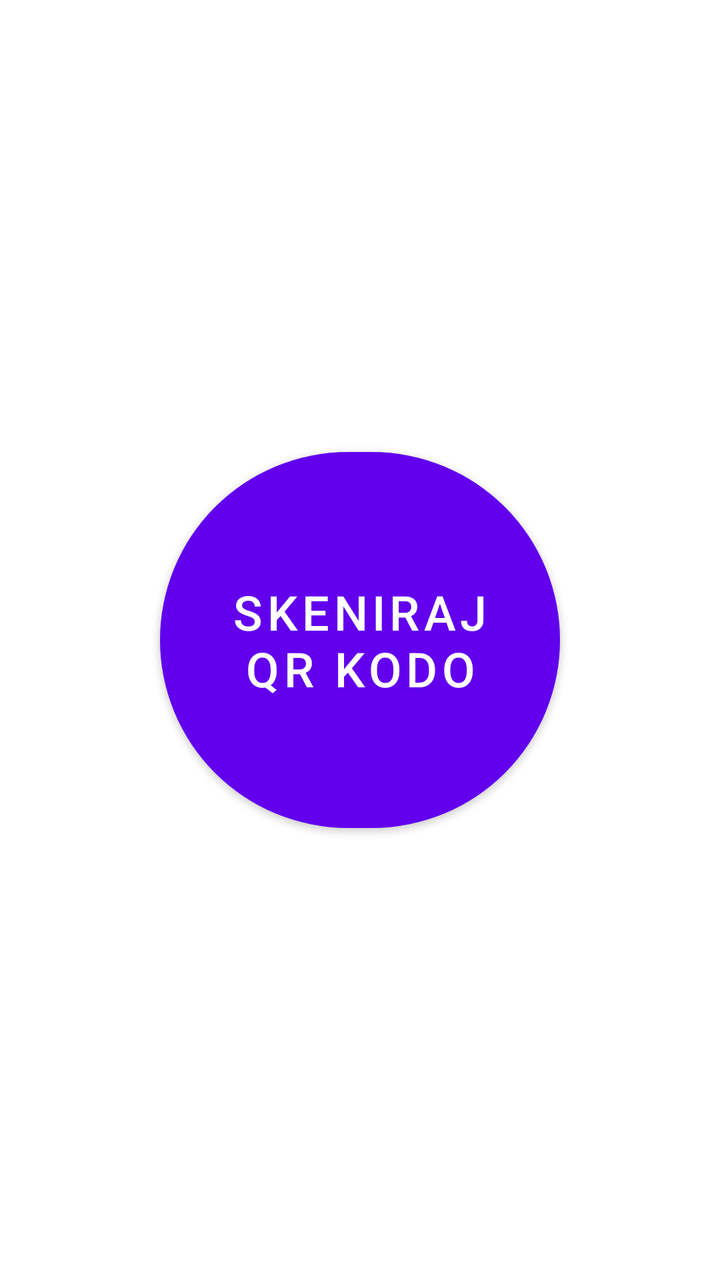
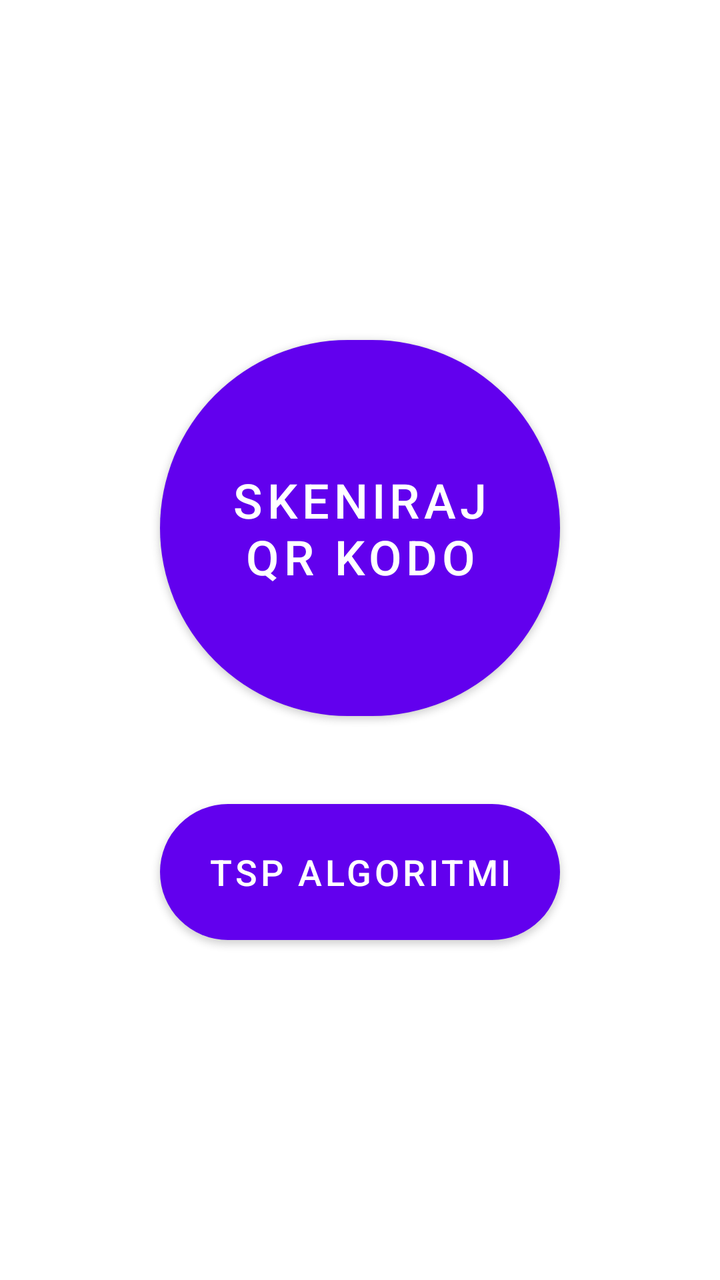

Before-and-after screenshots of an Android layout around one commit, followed by the original layout XML and the change that was made.
<!-- AndroidManifest.xml: application theme Theme.PametniPaketnik -->
<!-- res/layout/fragment_home.xml -->
<?xml version="1.0" encoding="utf-8"?>
<androidx.constraintlayout.widget.ConstraintLayout xmlns:android="http://schemas.android.com/apk/res/android"
    xmlns:app="http://schemas.android.com/apk/res-auto"
    xmlns:tools="http://schemas.android.com/tools"
    android:layout_width="match_parent"
    android:layout_height="match_parent"
    tools:context=".ui.home.HomeFragment">

    
    <com.google.android.material.button.MaterialButton
        android:id="@+id/button_scan_qr"
        android:layout_width="200dp"
        android:layout_height="200dp"
        android:text="Skeniraj\nQR Kodo"
        android:textSize="24sp"
        android:textAlignment="center"
        app:cornerRadius="100dp"
        app:layout_constraintBottom_toBottomOf="parent"
        app:layout_constraintEnd_toEndOf="parent"
        app:layout_constraintStart_toStartOf="parent"
        app:layout_constraintTop_toTopOf="parent" />

</androidx.constraintlayout.widget.ConstraintLayout>
<!-- resources referenced by this layout -->
<resources>
  <style name="Theme.PametniPaketnik" parent="Theme.MaterialComponents.DayNight.DarkActionBar">
          
          <item name="colorPrimary">@color/purple_500</item>
          <item name="colorPrimaryVariant">@color/purple_700</item>
          <item name="colorOnPrimary">@color/white</item>
          
          <item name="colorSecondary">@color/teal_200</item>
          <item name="colorSecondaryVariant">@color/teal_700</item>
          <item name="colorOnSecondary">@color/black</item>
          
          <item name="android:statusBarColor">?attr/colorPrimaryVariant</item>
          
      </style>
  <color name="purple_500">#FF6200EE</color>
  <color name="purple_700">#FF3700B3</color>
  <color name="white">#FFFFFFFF</color>
  <color name="teal_200">#FF03DAC5</color>
  <color name="teal_700">#FF018786</color>
  <color name="black">#FF000000</color>
</resources>

<!-- the commit's change to res/layout/fragment_home.xml (unified diff, before → after) -->
@@ -15,9 +15,24 @@
         android:textSize="24sp"
         android:textAlignment="center"
         app:cornerRadius="100dp"
-        app:layout_constraintBottom_toBottomOf="parent"
+        app:layout_constraintBottom_toTopOf="@+id/button_tsp"
         app:layout_constraintEnd_toEndOf="parent"
         app:layout_constraintStart_toStartOf="parent"
-        app:layout_constraintTop_toTopOf="parent" />
+        app:layout_constraintTop_toTopOf="parent"
+        app:layout_constraintVertical_chainStyle="packed" />
+
+    <com.google.android.material.button.MaterialButton
+        android:id="@+id/button_tsp"
+        android:layout_width="200dp"
+        android:layout_height="80dp"
+        android:text="TSP Algoritmi"
+        android:textSize="18sp"
+        android:textAlignment="center"
+        app:cornerRadius="40dp"
+        app:layout_constraintTop_toBottomOf="@+id/button_scan_qr"
+        app:layout_constraintEnd_toEndOf="parent"
+        app:layout_constraintStart_toStartOf="parent"
+        app:layout_constraintBottom_toBottomOf="parent"
+        android:layout_marginTop="32dp" />
 
 </androidx.constraintlayout.widget.ConstraintLayout>
